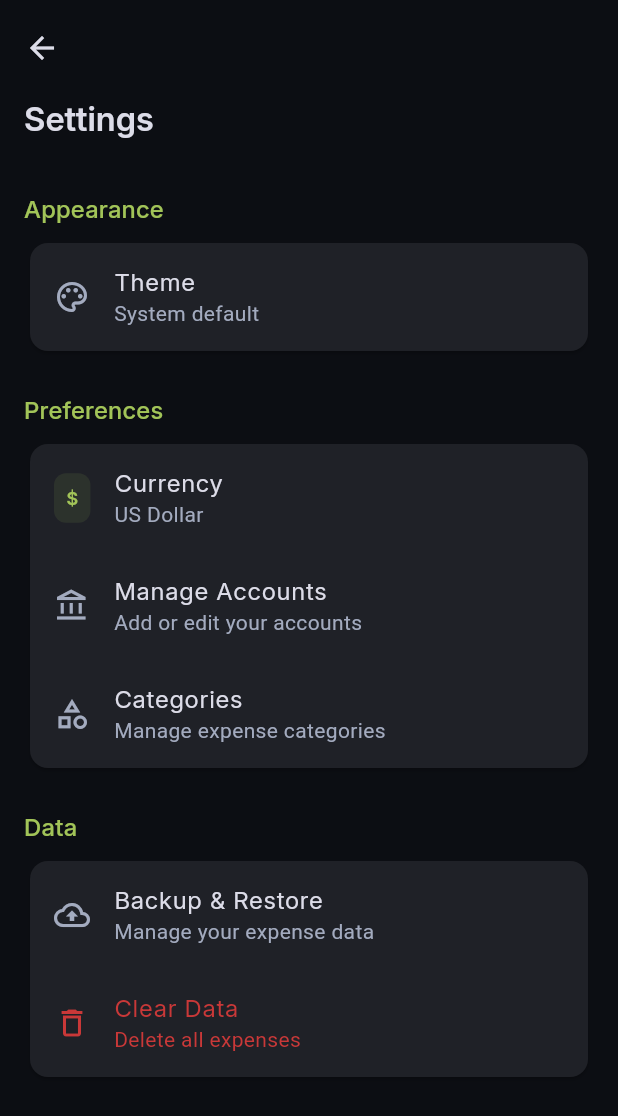
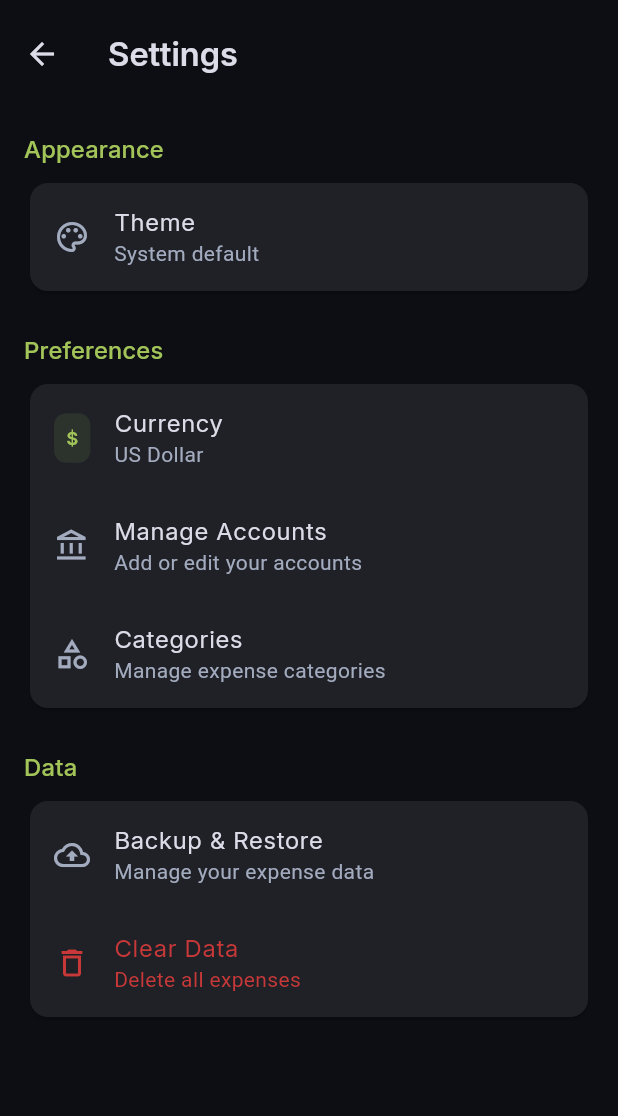
Before and after one commit to 0x6762/kiwi-spending-tracker, a Flutter app: the SettingsScreen screen opened directly with empty values, on a phone screen of 412 x 824 dp. Shown: the top 1116 px of the screen. Run offline on Flutter 3.47's test engine with Material 3 defaults, Android fonts, the phone set to English and light mode, and no system bars; our stand-ins replace fl_chart, flutter_svg, permission_handler, shared_preferences, speech_to_text; accounts and stored records are empty.

Commit message:
Add app bar component to missing screens

```diff
--- a/lib/screens/settings_screen.dart
+++ b/lib/screens/settings_screen.dart
@@ -5,6 +5,7 @@ import 'category_management_screen.dart';
 import '../models/currency_settings.dart';
 import '../utils/formatters.dart';
 import '../repositories/category_repository.dart';
+import '../widgets/app_bar.dart';
 
 class SettingsScreen extends StatefulWidget {
   final CategoryRepository categoryRepo;
@@ -110,14 +111,14 @@ class _SettingsScreenState extends State<SettingsScreen> {
     final selectedCurrency = CurrencySettings.availableCurrencies[_selectedCurrency]!;
 
     return Scaffold(
-      extendBody: true,
       backgroundColor: theme.colorScheme.surface,
+      appBar: KiwiAppBar(
+        title: 'Settings',
+        leading: const Icon(Icons.arrow_back),
+      ),
       body: SafeArea(
         child: CustomScrollView(
           slivers: [
-            SliverAppBar.medium(
-              title: const Text('Settings'),
-            ),
             SliverPadding(
               padding: const EdgeInsets.all(16),
               sliver: SliverList(
--- a/lib/theme/theme.dart
+++ b/lib/theme/theme.dart
@@ -22,6 +22,12 @@ class AppTheme {
       titleMedium: base.titleMedium?.copyWith(
         fontFamily: 'Inter',
         fontSize: 16,
+        height: 1.4,
+        fontWeight: FontWeight.w500,
+      ),
+      titleSmall: base.titleSmall?.copyWith(
+        fontFamily: 'Inter',
+        fontSize: 14,
         height: 1.4,
         fontWeight: FontWeight.w500,
       ),
```
Also changed, not shown: lib/screens/expense_detail_screen.dart (+7 -5 lines).
